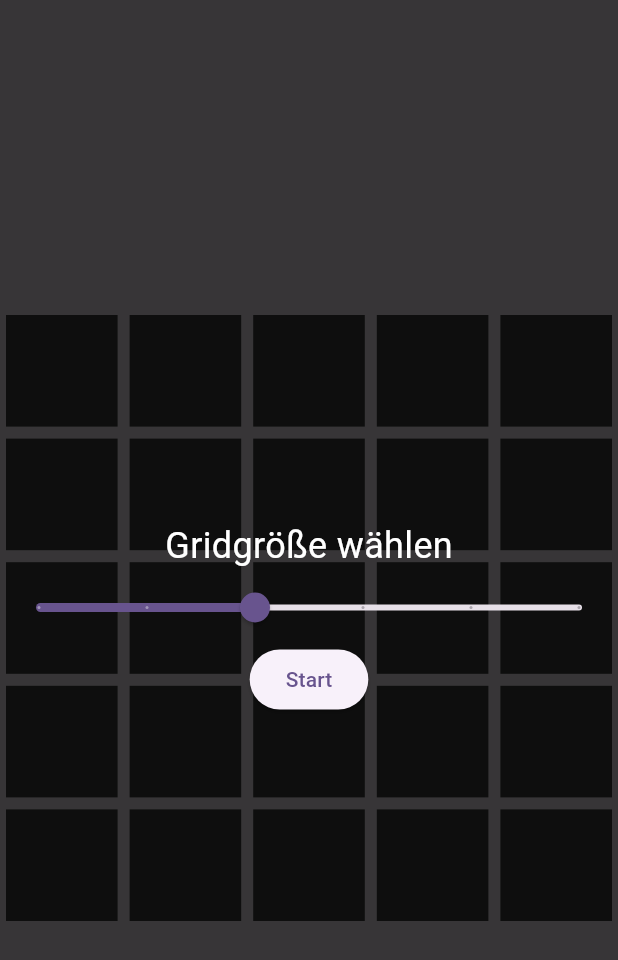
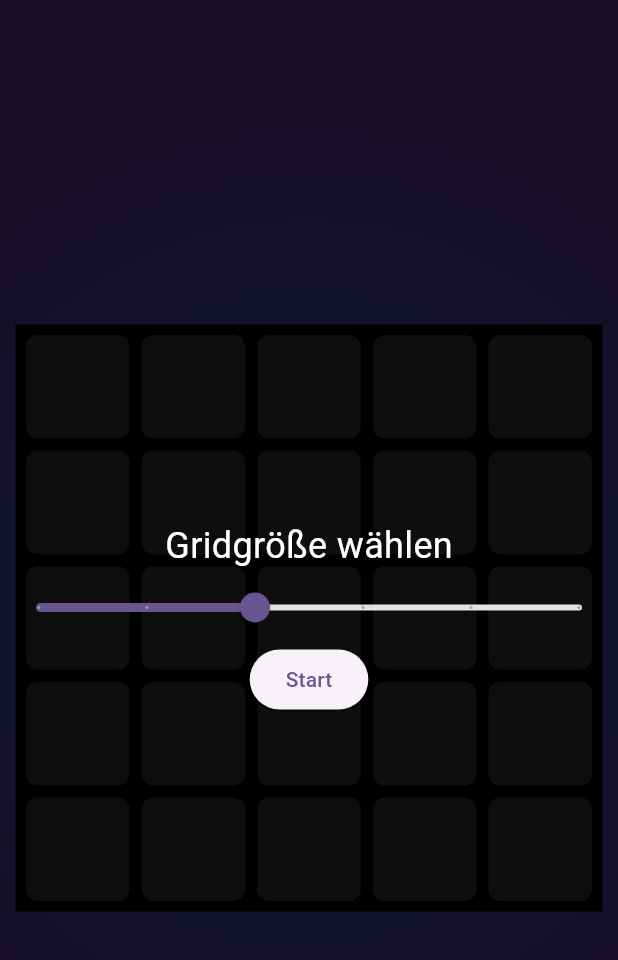
Before and after one commit to Mike4A/lights_out, a Flutter app: the screen it shows after launch, on a phone screen of 412 x 824 dp. Shown: the top 960 px of the screen. Run offline on Flutter 3.47's test engine with Material 3 defaults, Android fonts, the phone set to English and light mode, and no system bars.

```diff
--- a/lib/screens/game_screen.dart
+++ b/lib/screens/game_screen.dart
@@ -37,7 +37,25 @@ class _GameScreenState extends State<GameScreen> {
     return Scaffold(
       body: Stack(
         children: [
-          Center(child: _buildGrid()),
+          Container(
+            decoration: BoxDecoration(
+              gradient: RadialGradient(
+                colors: [Colors.blueAccent, Colors.deepPurple],
+                center: Alignment.center,
+                radius: 0.8,
+              ),
+            ),
+            child: Center(
+              child: Container(
+                color: Colors.black,
+                padding: const EdgeInsets.all(3),
+                width: MediaQuery.of(context).size.width * 0.95,
+                height: MediaQuery.of(context).size.width * 0.95,
+                child: _buildGrid(),
+              ),
+            ),
+          ),
+          // Overlay
           if (_showSizeOverlay) Positioned.fill(child: _buildOverlay()),
         ],
       ),
@@ -56,9 +74,29 @@ class _GameScreenState extends State<GameScreen> {
                 aspectRatio: 1,
                 child: GestureDetector(
                   onTap: () => _toggleLights(x, y),
-                  child: Container(
+                  child: AnimatedContainer(
+                    duration: const Duration(milliseconds: 300),
                     margin: const EdgeInsets.all(4),
-                    color: _grid[x][y] ? Colors.yellow : Colors.grey[800],
+                    decoration: BoxDecoration(
+                      gradient: _grid[x][y]
+                          ? RadialGradient(
+                              colors: [Colors.yellowAccent, Colors.orange],
+                              center: Alignment.center,
+                              radius: 0.8,
+                            )
+                          : null,
+                      color: _grid[x][y] ? null : Colors.grey[800],
+                      borderRadius: BorderRadius.circular(8),
+                      boxShadow: _grid[x][y]
+                          ? [
+                              BoxShadow(
+                                color: Colors.orange.withAlpha(100),
+                                blurRadius: 8,
+                                spreadRadius: 1,
+                              ),
+                            ]
+                          : [],
+                    ),
                   ),
                 ),
               ),
```
